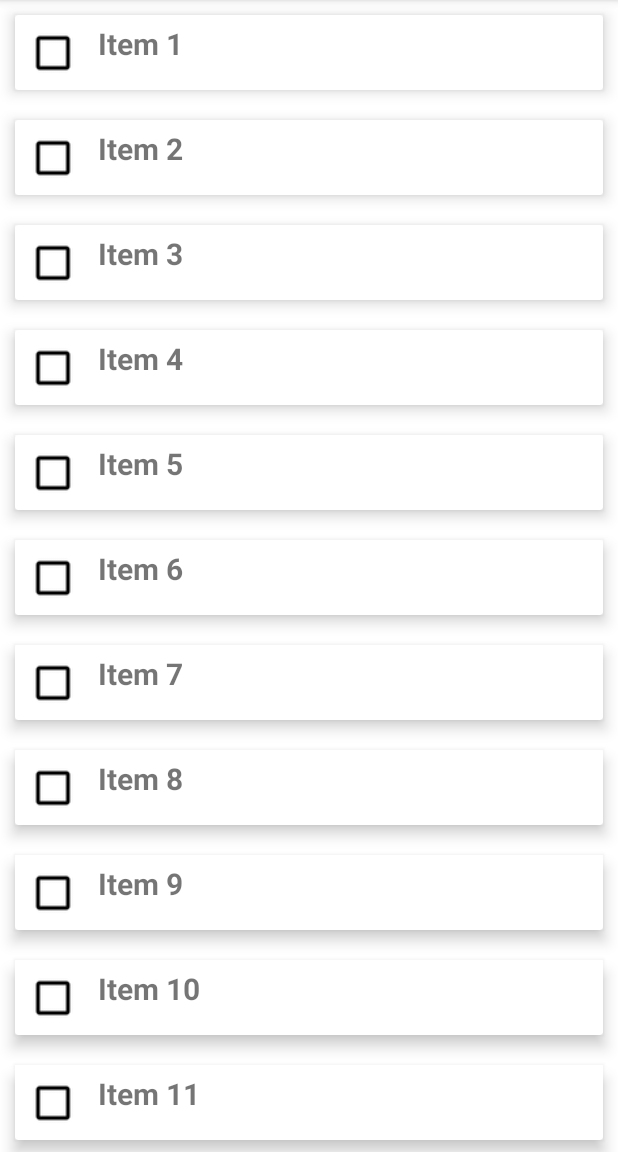
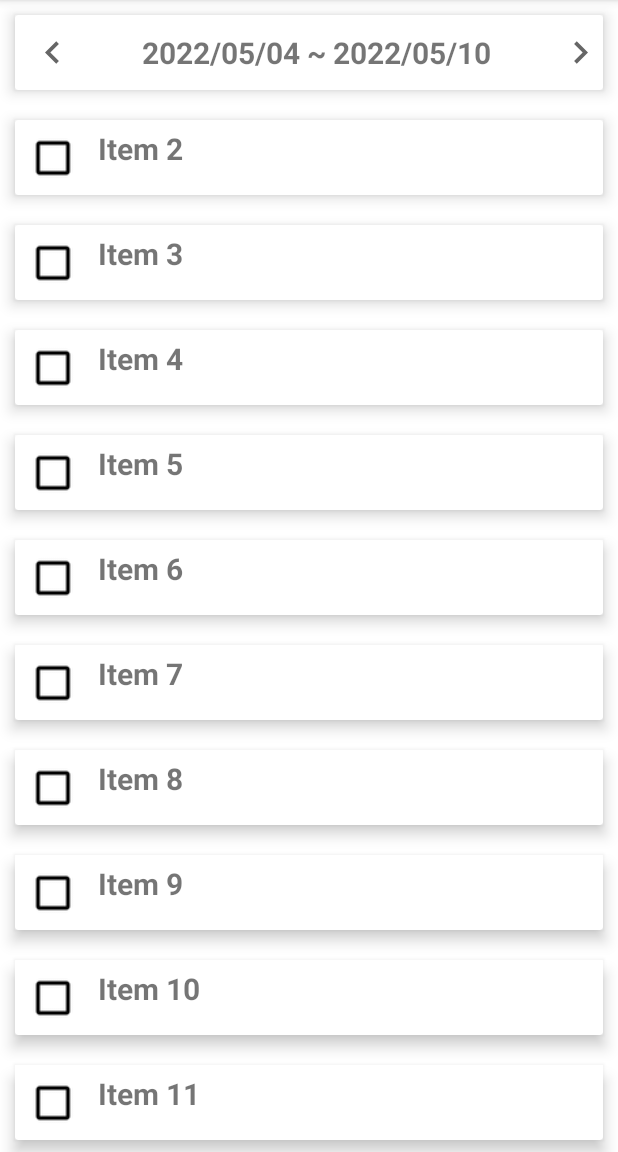
Before and after one commit to dogtim/AmazingTalkerAssessment, an Android app: the screen it shows after launch (MainActivity), on a phone screen of 412 x 824 dp, the part 84-1236 px from its top. Run offline under Robolectric (Android 15) with nearby library versions, the phone set to English and light mode, and no system bars.

Commit message:
Add the card_view_week_selector view to be the first view in recycleview

```diff
--- a/app/src/main/java/com/amazingtalker/assessment/CustomAdapter.kt
+++ b/app/src/main/java/com/amazingtalker/assessment/CustomAdapter.kt
@@ -3,25 +3,36 @@ import android.view.View
 import android.view.ViewGroup
 import android.widget.ImageView
 import android.widget.TextView
+import androidx.annotation.Nullable
 import androidx.recyclerview.widget.RecyclerView
+import com.amazingtalker.assessment.DateUtility
 import com.amazingtalker.assessment.ItemsViewModel
 import com.amazingtalker.assessment.R
+import java.text.SimpleDateFormat
+import java.util.*
 
-class CustomAdapter(private val mList: List<ItemsViewModel>) : RecyclerView.Adapter<CustomAdapter.ViewHolder>() {
-
+class CustomAdapter(private val mList: List<ItemsViewModel>) : RecyclerView.Adapter<RecyclerView.ViewHolder>() {
+    private val VIEWTYPE_TOP = 0x01
+    private val VIEWTYPE_NORMAL = 0x02
     // create new views
-    override fun onCreateViewHolder(parent: ViewGroup, viewType: Int): ViewHolder {
-        // inflates the card_view_design view
-        // that is used to hold list item
+    override fun onCreateViewHolder(parent: ViewGroup, viewType: Int): RecyclerView.ViewHolder {
+        when(viewType) {
+            VIEWTYPE_TOP -> {
+                val view = LayoutInflater.from(parent.context)
+                    .inflate(R.layout.card_view_week_selector, parent, false)
+                return WeekSelectorViewHolder(view)
+            }
+            else -> {
                 val view = LayoutInflater.from(parent.context)
                     .inflate(R.layout.card_view_design, parent, false)
-
-        return ViewHolder(view)
+                return DesignViewHolder(view)
+            }
+        }
     }
 
     // binds the list items to a view
-    override fun onBindViewHolder(holder: ViewHolder, position: Int) {
-
+    override fun onBindViewHolder(@Nullable holder:  RecyclerView.ViewHolder, position: Int) {
+        if (holder is DesignViewHolder) {
             val ItemsViewModel = mList[position]
 
             // sets the image to the imageview from our itemHolder class
@@ -29,6 +40,9 @@ class CustomAdapter(private val mList: List<ItemsViewModel>) : RecyclerView.Adap
 
             // sets the text to the textview from our itemHolder class
             holder.textView.text = ItemsViewModel.text
+        } else if (holder is WeekSelectorViewHolder) {
+            holder.textView.text = DateUtility.getDateString().plus(" ~ ").plus(DateUtility.getDateString(6))
+        }
 
     }
 
@@ -37,9 +51,15 @@ class CustomAdapter(private val mList: List<ItemsViewModel>) : RecyclerView.Adap
         return mList.size
     }
 
-    // Holds the views for adding it to image and text
-    class ViewHolder(ItemView: View) : RecyclerView.ViewHolder(ItemView) {
+    override fun getItemViewType(position: Int): Int {
+        return if (position == 0) VIEWTYPE_TOP else VIEWTYPE_NORMAL
+    }
+
+    class DesignViewHolder(ItemView: View) : RecyclerView.ViewHolder(ItemView) {
         val imageView: ImageView = itemView.findViewById(R.id.imageview)
         val textView: TextView = itemView.findViewById(R.id.textView)
     }
+    class WeekSelectorViewHolder(ItemView: View) : RecyclerView.ViewHolder(ItemView) {
+        val textView: TextView = itemView.findViewById(R.id.weekTitle)
     }
+}
--- /dev/null
+++ b/app/src/main/java/com/amazingtalker/assessment/DateUtility.kt
@@ -0,0 +1,19 @@
+package com.amazingtalker.assessment
+
+import java.text.SimpleDateFormat
+import java.util.*
+
+object DateUtility {
+
+    fun getDateString(offset: Int = 0): String {
+        val dateFormat = SimpleDateFormat("yyyy/MM/dd", Locale.getDefault())
+        return if (offset == 0) {
+            dateFormat.format(Date())
+        } else {
+            val c = Calendar.getInstance()
+            c.time = Date()
+            c.add(Calendar.DATE, offset)
+            dateFormat.format(c.time)
+        }
+    }
+}
--- /dev/null
+++ b/app/src/main/res/drawable/ic_baseline_keyboard_arrow_left_24.xml
@@ -0,0 +1,10 @@
+<vector xmlns:android="http://schemas.android.com/apk/res/android"
+    android:width="24dp"
+    android:height="24dp"
+    android:viewportWidth="24"
+    android:viewportHeight="24"
+    android:tint="?attr/colorControlNormal">
+  <path
+      android:fillColor="@android:color/white"
+      android:pathData="M15.41,16.59L10.83,12l4.58,-4.59L14,6l-6,6 6,6 1.41,-1.41z"/>
+</vector>
--- /dev/null
+++ b/app/src/main/res/drawable/ic_baseline_keyboard_arrow_right_24.xml
@@ -0,0 +1,10 @@
+<vector xmlns:android="http://schemas.android.com/apk/res/android"
+    android:width="24dp"
+    android:height="24dp"
+    android:viewportWidth="24"
+    android:viewportHeight="24"
+    android:tint="?attr/colorControlNormal">
+  <path
+      android:fillColor="@android:color/white"
+      android:pathData="M8.59,16.59L13.17,12 8.59,7.41 10,6l6,6 -6,6 -1.41,-1.41z"/>
+</vector>
--- a/app/src/main/res/layout/card_view_week_selector.xml
+++ b/app/src/main/res/layout/card_view_week_selector.xml
@@ -18,10 +18,10 @@
             app:layout_constraintBottom_toBottomOf="parent"
             app:layout_constraintStart_toStartOf="parent"
             app:layout_constraintTop_toTopOf="parent"
-            app:srcCompat="@drawable/ic_launcher_background" />
+            app:srcCompat="@drawable/ic_baseline_keyboard_arrow_left_24" />
 
         <TextView
-            android:id="@+id/myText1"
+            android:id="@+id/weekTitle"
             android:layout_width="wrap_content"
             android:layout_height="wrap_content"
             android:text="2022-05-04 ~ 2022-05-07"
@@ -40,7 +40,7 @@
             app:layout_constraintBottom_toBottomOf="parent"
             app:layout_constraintEnd_toEndOf="parent"
             app:layout_constraintTop_toTopOf="parent"
-            app:srcCompat="@drawable/ic_launcher_background" />
+            app:srcCompat="@drawable/ic_baseline_keyboard_arrow_right_24" />
     </androidx.constraintlayout.widget.ConstraintLayout>
 
 </androidx.cardview.widget.CardView>
```
Lines whose indentation alone changed are shown as unchanged.
